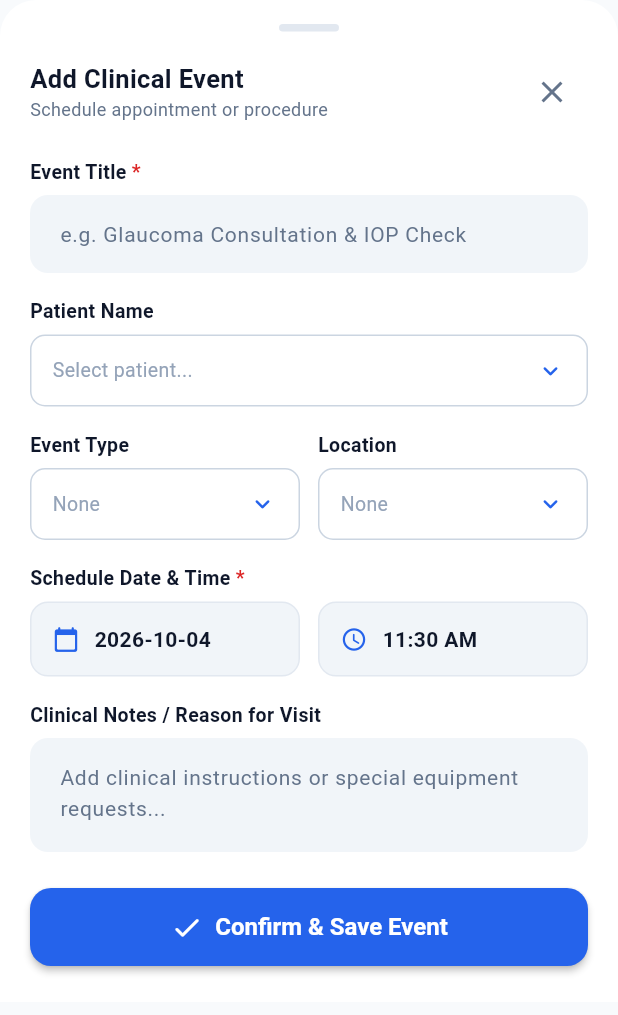
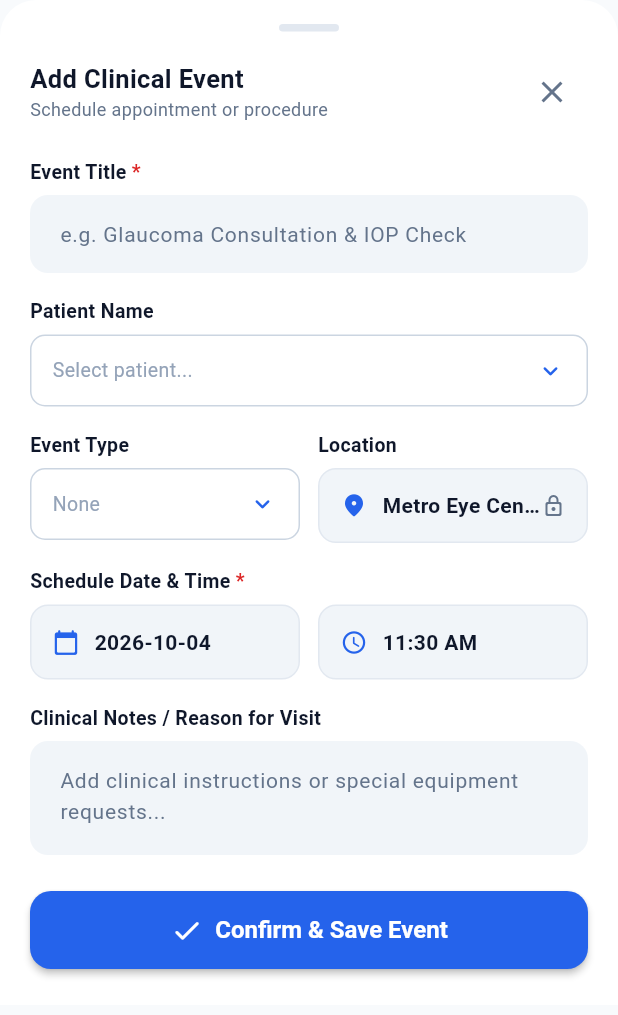
Before and after one commit to ArceasCalzada/Digital-Ophthalmology-Clinical-Record-System, a Flutter app: the AddEventModal widget shown alone on an empty page, opened directly, on a phone screen of 412 x 824 dp. Shown: the top 1015 px of the screen. Run offline on Flutter 3.47's test engine with Material 3 defaults, Android fonts, the phone set to English and light mode, and no system bars; our stand-ins replace cloud_firestore, firebase_auth, firebase_core, shared_preferences; missing offline and left inert: firebase_app_check, perfect_freehand; accounts and stored records are empty.

Commit message:
feat(team): add required clinic location to team creation and auto-inherit location in clinical event modal

```diff
--- a/lib/models/team.dart
+++ b/lib/models/team.dart
@@ -100,6 +100,7 @@ class TeamMember {
 class Team {
   final String id;
   final String name;
+  final String location;
   final String ownerId;
   final String inviteCode;
   final String createdAt;
@@ -110,6 +111,7 @@ class Team {
   const Team({
     required this.id,
     required this.name,
+    this.location = '',
     required this.ownerId,
     required this.inviteCode,
     required this.createdAt,
@@ -121,6 +123,7 @@ class Team {
   Map<String, dynamic> toJson() => {
         'id': id,
         'name': name,
+        'location': location,
         'ownerId': ownerId,
         'inviteCode': inviteCode,
         'createdAt': createdAt,
@@ -133,6 +136,7 @@ class Team {
     return Team(
       id: json['id'] as String? ?? '',
       name: json['name'] as String? ?? 'Clinic Team',
+      location: json['location'] as String? ?? json['clinicLocation'] as String? ?? json['address'] as String? ?? '',
       ownerId: json['ownerId'] as String? ?? '',
       inviteCode: json['inviteCode'] as String? ?? '',
       createdAt: json['createdAt'] as String? ?? DateTime.now().toIso8601String(),
@@ -145,6 +149,7 @@ class Team {
   Team copyWith({
     String? id,
     String? name,
+    String? location,
     String? ownerId,
     String? inviteCode,
     String? createdAt,
@@ -155,6 +160,7 @@ class Team {
     return Team(
       id: id ?? this.id,
       name: name ?? this.name,
+      location: location ?? this.location,
       ownerId: ownerId ?? this.ownerId,
       inviteCode: inviteCode ?? this.inviteCode,
       createdAt: createdAt ?? this.createdAt,
--- a/lib/services/team_service.dart
+++ b/lib/services/team_service.dart
@@ -189,6 +189,7 @@ class TeamService extends ChangeNotifier {
     final defaultTeam = Team(
       id: defaultTeamId,
       name: 'Primary Clinic Team',
+      location: 'Metro Eye Center, Main Branch',
       ownerId: uid,
       inviteCode: 'DOC-1000',
       createdAt: DateTime.now().toIso8601String(),
@@ -210,7 +211,7 @@ class TeamService extends ChangeNotifier {
 
   Future<void> _createInitialDefaultTeam(String uid) async {
     final name = '${_displayName ?? 'Doctor'}\'s Clinical Team';
-    await createTeam(name);
+    await createTeam(name, location: 'Metro Eye Center, Main Branch');
   }
 
   Future<void> _connectActiveTeamMembers(String teamId) async {
@@ -245,7 +246,7 @@ class TeamService extends ChangeNotifier {
   }
 
   /// Creates a new team with creator as Owner.
-  Future<Team> createTeam(String name) async {
+  Future<Team> createTeam(String name, {String location = ''}) async {
     final uid = _uid ?? 'dev-user';
     final teamId = _generateTeamId();
     final inviteCode = _generateInviteCode();
@@ -254,6 +255,7 @@ class TeamService extends ChangeNotifier {
     final team = Team(
       id: teamId,
       name: name.trim(),
+      location: location.trim(),
       ownerId: uid,
       inviteCode: inviteCode,
       createdAt: now,
--- a/lib/widgets/add_event_modal.dart
+++ b/lib/widgets/add_event_modal.dart
@@ -5,6 +5,7 @@ import '../models/clinical_notification.dart';
 import '../models/patient.dart';
 import '../services/event_options_store.dart';
 import '../services/reminder_settings_store.dart';
+import '../services/team_service.dart';
 import '../theme/app_theme.dart';
 import 'clinical_date_picker.dart';
 import 'clinical_dropdown_field.dart';
@@ -63,11 +64,21 @@ class _AddEventModalState extends State<AddEventModal> {
   late TimeOfDay _selectedTime;
   // Not assumed: the user picks these, and both are optional.
   String? _selectedEventType;
-  String? _selectedLocation;
   Patient? _selectedPatient;
 
   final _options = EventOptionsStore.instance;
 
+  String get _inheritedLocation {
+    final activeTeam = TeamService.instance.activeTeam;
+    if (activeTeam != null && activeTeam.location.trim().isNotEmpty) {
+      return activeTeam.location;
+    }
+    final editing = widget.event;
+    if (editing != null && editing.location.trim().isNotEmpty) {
+      return editing.location;
+    }
+    return 'Metro Eye Center, Main Branch';
+  }
 
   @override
   void initState() {
@@ -80,7 +91,6 @@ class _AddEventModalState extends State<AddEventModal> {
       _selectedDate = editing.dateTime;
       _selectedTime = TimeOfDay.fromDateTime(editing.dateTime);
       _selectedEventType = editing.eventType.isEmpty ? null : editing.eventType;
-      _selectedLocation = editing.location.isEmpty ? null : editing.location;
       for (final p in patients) {
         if (p.mrn == editing.patientId) {
           _selectedPatient = p;
@@ -158,7 +168,7 @@ class _AddEventModalState extends State<AddEventModal> {
         id: editing?.id ?? 'evt-${DateTime.now().millisecondsSinceEpoch}',
         title: title,
         eventType: _selectedEventType ?? '',
-        location: _selectedLocation ?? '',
+        location: _inheritedLocation,
         dateTime: dt,
         patientName: _selectedPatient?.fullName ?? editing?.patientName ?? 'Scheduled Patient',
         patientId: _selectedPatient?.mrn ?? editing?.patientId,
@@ -335,19 +345,38 @@ class _AddEventModalState extends State<AddEventModal> {
                     },
                   );
 
-                  final locationField = ClinicalDropdownField<String>(
-                    label: FieldLabel('Location'),
-                    placeholder: 'None',
-                    value: _selectedLocation,
-                    items: _choices(_options.locations, _selectedLocation),
-                    onChanged: (v) => setState(() => _selectedLocation = v.isEmpty ? null : v),
-                    itemNoun: 'location',
-                    maxNameLength: EventOptionsStore.maxNameLength,
-                    onAdd: _options.addLocation,
-                    onRemove: (v) {
-                      _options.removeLocation(v);
-                      if (_selectedLocation == v) setState(() => _selectedLocation = null);
-                    },
+                  final locationDisplay = Column(
+                    crossAxisAlignment: CrossAxisAlignment.start,
+                    children: [
+                      FieldLabel('Location'),
+                      SizedBox(height: 6),
+                      Container(
+                        padding: EdgeInsets.symmetric(horizontal: 14, vertical: 14),
+                        decoration: BoxDecoration(
+                          color: Color(0xFFF1F5F9),
+                          borderRadius: BorderRadius.circular(12),
+                          border: Border.all(color: AppTheme.borderColor),
+                        ),
+                        child: Row(
+                          children: [
+                            Icon(Icons.location_on_rounded, size: 18, color: AppTheme.primaryBlue),
+                            SizedBox(width: 10),
+                            Expanded(
+                              child: Text(
+                                _inheritedLocation,
+                                style: TextStyle(
+                                  fontSize: 14,
+                                  fontWeight: FontWeight.bold,
+                                  color: AppTheme.textPrimary,
+                                ),
+                                overflow: TextOverflow.ellipsis,
+                              ),
+                            ),
+                            Icon(Icons.lock_outline_rounded, size: 16, color: AppTheme.textSecondary),
+                          ],
+                        ),
+                      ),
+                    ],
                   );
 
                   if (isNarrow) {
@@ -355,7 +384,7 @@ class _AddEventModalState extends State<AddEventModal> {
                       children: [
                         typeField,
                         SizedBox(height: 16),
-                        locationField,
+                        locationDisplay,
                       ],
                     );
                   }
@@ -365,7 +394,7 @@ class _AddEventModalState extends State<AddEventModal> {
                     children: [
                       Expanded(child: typeField),
                       SizedBox(width: 12),
-                      Expanded(child: locationField),
+                      Expanded(child: locationDisplay),
                     ],
                   );
                 },
```
Also changed, not shown: lib/views/teams_view.dart (+37 -9 lines), 3 other files.
